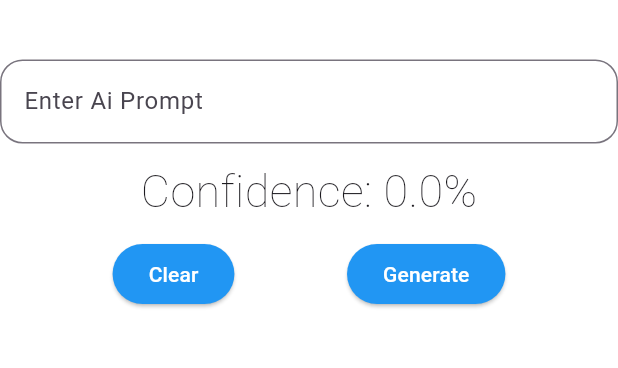
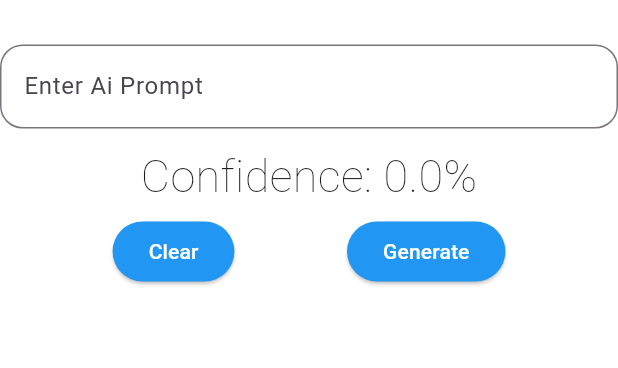
Before and after one commit to FamilyKiddo24/my-assistant, a Flutter app: the screen it shows after launch, on a phone screen of 412 x 824 dp, the part 431-799 px from its top. Run offline on Flutter 3.47's test engine with Material 3 defaults, Android fonts, the phone set to English and light mode, and no system bars; our stand-ins replace speech_to_text.

Commit message:
New Push

```diff
--- a/lib/main.dart
+++ b/lib/main.dart
@@ -60,7 +60,7 @@ class _HomePageState extends State<HomePage> {
     setState(() {
       _wordsSpoken = "${result.recognizedWords}";
       _confidenceLevel = result.confidence;
-      promptController.text = promptController.text + _wordsSpoken;
+      promptController.text = _wordsSpoken;
     });
   }
 
@@ -106,7 +106,7 @@ class _HomePageState extends State<HomePage> {
                 ),
               ),
             ),
-            const SizedBox(height: 10),
+            //const SizedBox(height: 3),
             Padding(
               padding: const EdgeInsets.only(top: 30.0),
               child: Column(
@@ -136,7 +136,7 @@ class _HomePageState extends State<HomePage> {
               ),
             ),
 
-            const SizedBox(height: 10),
+            const SizedBox(height: 5),
             Row(
               mainAxisAlignment: MainAxisAlignment.spaceEvenly,
               children: [
--- a/pubspec.yaml
+++ b/pubspec.yaml
@@ -10,7 +10,7 @@ dependencies:
   flutter:
     sdk: flutter
 
-  speech_to_text: ^6.6.1
+  speech_to_text: ^6.3.0
 
 
 dev_dependencies:
```
